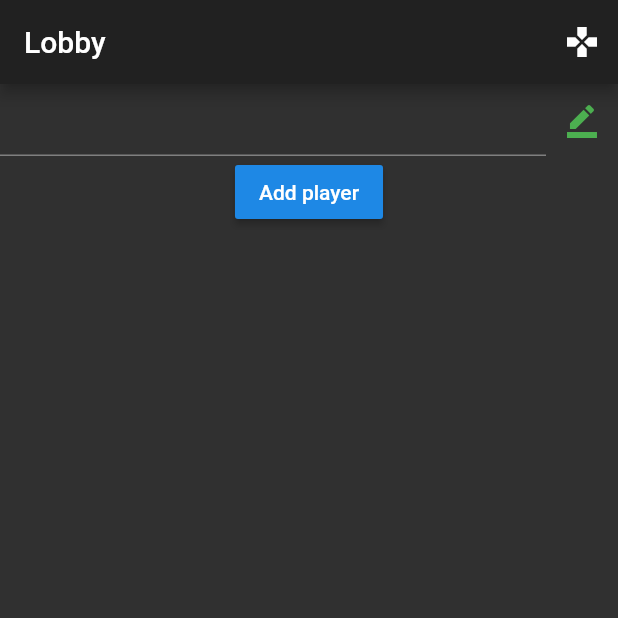
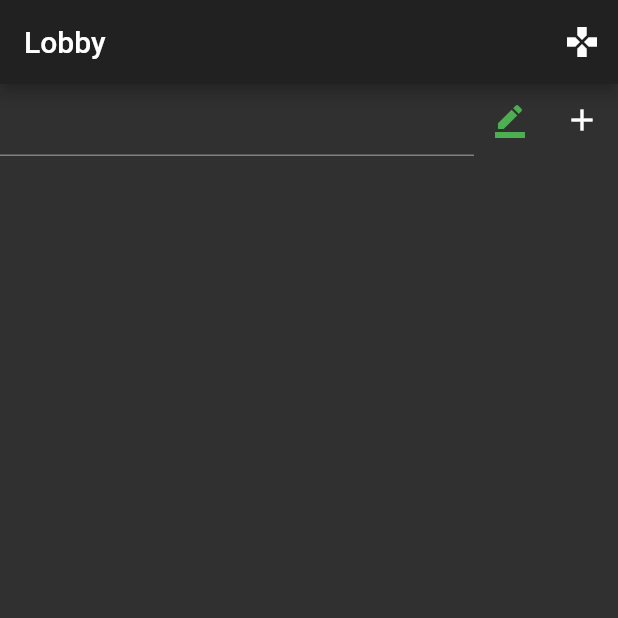
Before and after one commit to Bachar-official/Resistance-logger, a Flutter app: the screen it shows after launch, on a phone screen of 412 x 824 dp, the top half of it. Run offline on Flutter 3.47's test engine with Material 2 defaults, Android fonts, the phone set to English and light mode, and no system bars; our stand-ins replace flutter_colorpicker, hive; accounts and stored records are empty; statements that could not run were skipped.

Commit message:
Cannot solve problem with same rows and radio buttons

```diff
--- a/lib/ui/players-page.dart
+++ b/lib/ui/players-page.dart
@@ -10,12 +10,20 @@ class PlayersPage extends StatefulWidget {
 }
 
 class _PlayersPageState extends State<PlayersPage> {
-  Box<Player> playerBox = Hive.box('players');
-  bool isGameNotStarted = false;
-  String playerName = "";
-  Color currentColor = Colors.green;
+  Box<Player> playerBox;
+  bool isGameNotStarted;
+  String playerName;
+  Color currentColor;
   final playerController = TextEditingController();
-  int selected = 0;
+
+  @override
+  void initState() {
+    super.initState();
+    playerBox = Hive.box('players');
+    isGameNotStarted = false;
+    playerName = "";
+    currentColor = Colors.green;
+  }
 
   showColorPicker() {
     showDialog(
@@ -103,10 +111,8 @@ class _PlayersPageState extends State<PlayersPage> {
                     });
                   },
                 ),
-              ],
-            ),
-            RaisedButton(
-                child: Text('Add player'),
+                IconButton(
+                  icon: Icon(Icons.add),
                   onPressed: isGameNotStarted
                       ? null
                       : () {
@@ -115,7 +121,10 @@ class _PlayersPageState extends State<PlayersPage> {
                             playerBox.add(Player.withNameAndColor(
                                 playerName, currentColor));
                           });
-                      }),
+                        },
+                )
+              ],
+            ),
             Expanded(
               child: ListView.builder(
                   itemCount: playerBox.length,
```
Also changed, not shown: lib/ui/game-page.dart (+25 -19 lines), lib/ui/game-progress.dart (+9 -1 lines). Lines whose indentation alone changed are shown as unchanged.
